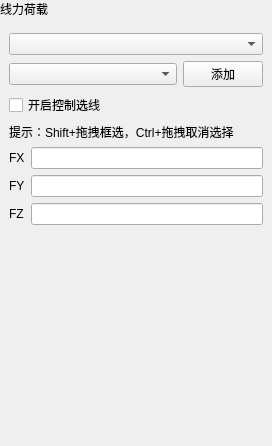
Before: the Qt Designer form plugins/Base_PhysicalField/LinearForcePage.ui in asd977/base_cae, drawn with Qt 5.
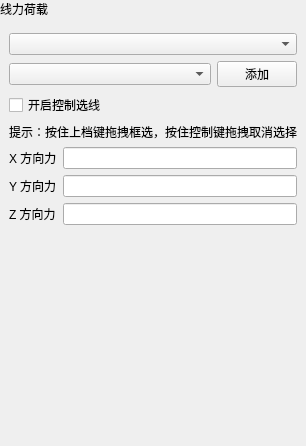
After: the same form once the commit is applied. Custom widgets are drawn as their Qt base class.

```diff
--- a/plugins/Base_PhysicalField/LinearForcePage.ui
+++ b/plugins/Base_PhysicalField/LinearForcePage.ui
@@ -151,28 +151,28 @@
         <item row="4" column="0">
          <widget class="QLabel" name="label">
           <property name="text">
-           <string>FX</string>
+           <string>X 方向力</string>
           </property>
          </widget>
         </item>
         <item row="6" column="0">
          <widget class="QLabel" name="label_3">
           <property name="text">
-           <string>FZ</string>
+           <string>Z 方向力</string>
           </property>
          </widget>
         </item>
         <item row="5" column="0">
          <widget class="QLabel" name="label_2">
           <property name="text">
-           <string>FY</string>
+           <string>Y 方向力</string>
           </property>
          </widget>
         </item>
         <item row="3" column="0" colspan="2">
          <widget class="QLabel" name="boxSelectHintLabel">
           <property name="text">
-           <string>提示：Shift+拖拽框选，Ctrl+拖拽取消选择</string>
+           <string>提示：按住上档键拖拽框选，按住控制键拖拽取消选择</string>
           </property>
           <property name="wordWrap">
            <bool>false</bool>
```
Left out of the diff: 2 changed lines with no effect on the pictures.
